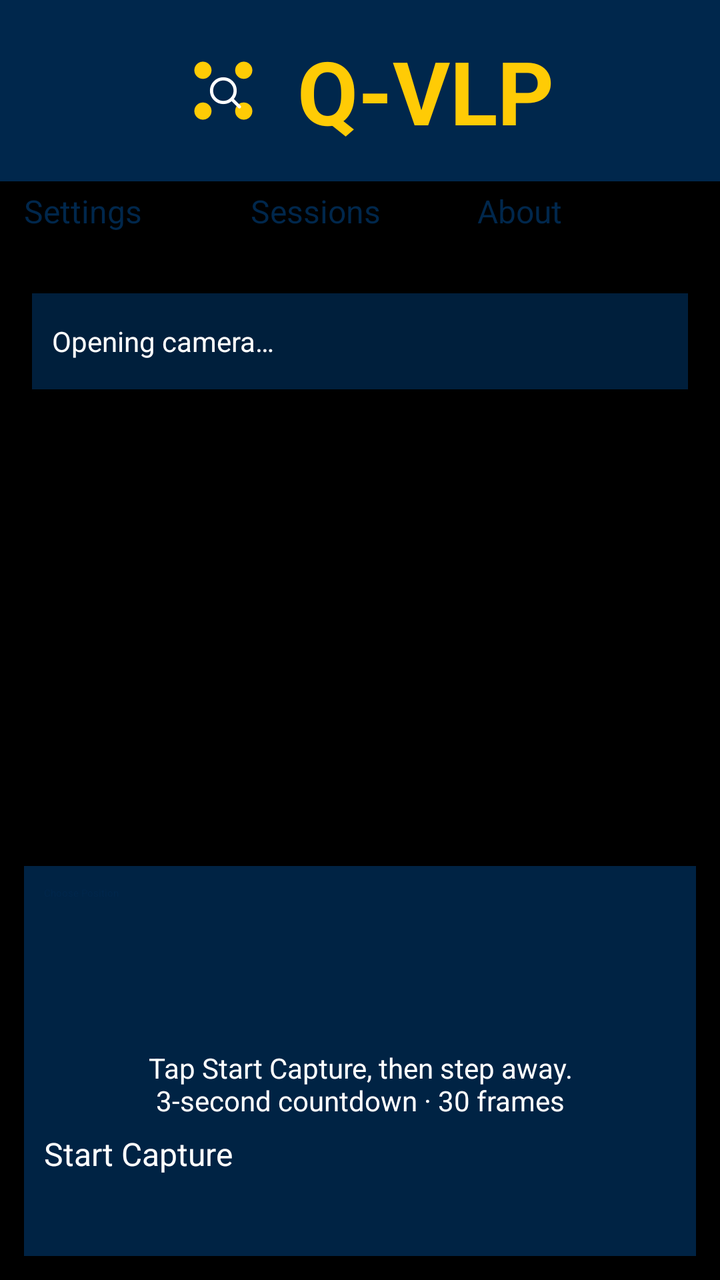
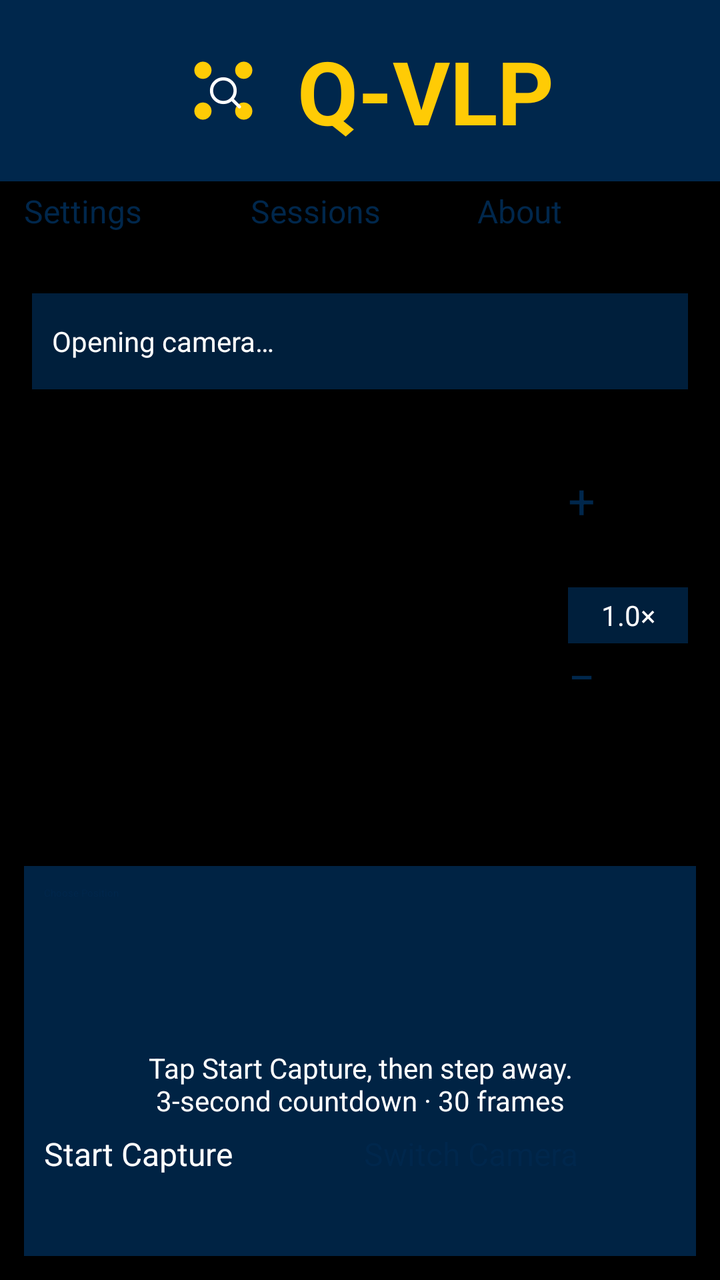

Before-and-after screenshots of an Android layout around one commit, followed by the original layout XML and the change that was made.
<!-- AndroidManifest.xml: activity theme Theme.App.Starting -->
<!-- res/layout/activity_main.xml -->
<?xml version="1.0" encoding="utf-8"?>
<FrameLayout xmlns:android="http://schemas.android.com/apk/res/android"
    android:id="@+id/preview_frame"
    android:layout_width="match_parent"
    android:layout_height="match_parent"
    android:background="@android:color/black">

    <TextureView
        android:id="@+id/viewFinder"
        android:layout_width="match_parent"
        android:layout_height="match_parent"
        android:importantForAccessibility="no" />

    
    <ScrollView
        android:layout_width="match_parent"
        android:layout_height="match_parent"
        android:fillViewport="true">
        <LinearLayout
            android:layout_width="match_parent"
            android:layout_height="wrap_content"
            android:orientation="vertical">

            <LinearLayout
                android:id="@+id/title_container"
                android:layout_width="match_parent"
                android:layout_height="wrap_content"
                android:orientation="horizontal"
                android:gravity="center"
                android:paddingVertical="16dp"
                android:paddingHorizontal="12dp"
                android:background="@color/darkBlue"
                android:elevation="4dp"
                android:focusable="true"
                android:contentDescription="@string/open_project_website"
                android:foreground="?android:attr/selectableItemBackground">
                <ImageView
                    android:layout_width="58dp"
                    android:layout_height="58dp"
                    android:src="@drawable/qvlp_icon"
                    android:scaleType="fitCenter"
                    android:importantForAccessibility="no" />
                <TextView
                    android:layout_width="wrap_content"
                    android:layout_height="wrap_content"
                    android:text="@string/app_name"
                    android:textSize="44sp"
                    android:textStyle="bold"
                    android:textColor="@color/yellow"
                    android:paddingStart="8dp"
                    android:paddingEnd="0dp" />
            </LinearLayout>

            <LinearLayout
                android:id="@+id/top_controls_container"
                android:layout_width="match_parent"
                android:layout_height="wrap_content"
                android:orientation="horizontal"
                android:gravity="center"
                android:paddingHorizontal="12dp"
                android:paddingVertical="4dp">
                <Button
                    android:id="@+id/settingsButton"
                    android:layout_width="0dp"
                    android:layout_weight="1"
                    android:layout_height="wrap_content"
                    android:minHeight="48dp"
                    android:minWidth="0dp"
                    android:text="@string/settings"
                    android:textAllCaps="false"
                    android:textSize="16sp"
                    android:backgroundTint="@color/yellow"
                    android:textColor="@color/darkBlue" />
                <Button
                    android:id="@+id/sessionsButton"
                    android:layout_width="0dp"
                    android:layout_weight="1"
                    android:layout_height="wrap_content"
                    android:minHeight="48dp"
                    android:minWidth="0dp"
                    android:layout_marginHorizontal="4dp"
                    android:text="@string/sessions"
                    android:textAllCaps="false"
                    android:textSize="16sp"
                    android:backgroundTint="@color/yellow"
                    android:textColor="@color/darkBlue" />
                <Button
                    android:id="@+id/aboutButton"
                    android:layout_width="0dp"
                    android:layout_weight="1"
                    android:layout_height="wrap_content"
                    android:minHeight="48dp"
                    android:minWidth="0dp"
                    android:text="@string/about"
                    android:textAllCaps="false"
                    android:textSize="16sp"
                    android:backgroundTint="@color/yellow"
                    android:textColor="@color/darkBlue" />
            </LinearLayout>

            <TextView
                android:id="@+id/captureStatus"
                android:layout_width="match_parent"
                android:layout_height="wrap_content"
                android:minHeight="48dp"
                android:layout_marginHorizontal="16dp"
                android:padding="10dp"
                android:gravity="center_vertical"
                android:background="#CC00274C"
                android:text="@string/camera_starting"
                android:textColor="@android:color/white"
                android:textSize="14sp"
                android:focusable="true"
                android:clickable="true"
                android:foreground="?android:attr/selectableItemBackground" />

            <Space
                android:layout_width="match_parent"
                android:layout_height="96dp"
                android:layout_weight="1" />

            <LinearLayout
                android:id="@+id/button_container"
                android:layout_width="match_parent"
                android:layout_height="wrap_content"
                android:orientation="vertical"
                android:gravity="center"
                android:layout_margin="12dp"
                android:padding="10dp"
                android:background="#E600274C">
                <Button
                    android:id="@+id/positionButton"
                    android:layout_width="match_parent"
                    android:layout_height="wrap_content"
                    android:minHeight="48dp"
                    android:text="@string/choose_position"
                    android:textAllCaps="false"
                    android:backgroundTint="@color/yellow"
                    android:textColor="@color/darkBlue" />
                <TextView
                    android:id="@+id/positionCoordinates"
                    android:layout_width="match_parent"
                    android:layout_height="wrap_content"
                    android:gravity="center"
                    android:padding="4dp"
                    android:textColor="@android:color/white"
                    android:textSize="14sp" />
                <TextView
                    android:id="@+id/burstStatus"
                    android:layout_width="match_parent"
                    android:layout_height="wrap_content"
                    android:minHeight="48dp"
                    android:gravity="center"
                    android:padding="6dp"
                    android:text="@string/capture_workflow"
                    android:textColor="@android:color/white"
                    android:textSize="14sp"
                    android:foreground="?android:attr/selectableItemBackground"
                    android:accessibilityLiveRegion="polite" />
                <ProgressBar
                    android:id="@+id/captureProgress"
                    style="?android:attr/progressBarStyleHorizontal"
                    android:layout_width="match_parent"
                    android:layout_height="wrap_content"
                    android:max="30"
                    android:visibility="gone"
                    android:progressTint="@color/yellow" />
                <Button
                    android:id="@+id/startCaptureButton"
                    android:layout_width="match_parent"
                    android:layout_height="wrap_content"
                    android:minHeight="52dp"
                    android:text="@string/start_capture"
                    android:textAllCaps="false"
                    android:textSize="16sp"
                    android:backgroundTint="@color/green"
                    android:textColor="@android:color/white" />
                <LinearLayout
                    android:id="@+id/resultActions"
                    android:layout_width="match_parent"
                    android:layout_height="wrap_content"
                    android:orientation="horizontal"
                    android:visibility="gone">
                    <Button
                        android:id="@+id/repeatCaptureButton"
                        android:layout_width="0dp"
                        android:layout_weight="1"
                        android:layout_height="wrap_content"
                        android:minHeight="48dp"
                        android:text="@string/repeat_capture"
                        android:textAllCaps="false"
                        android:backgroundTint="@color/yellow"
                        android:textColor="@color/darkBlue" />
                    <Button
                        android:id="@+id/nextPositionButton"
                        android:layout_width="0dp"
                        android:layout_weight="1"
                        android:layout_height="wrap_content"
                        android:minHeight="48dp"
                        android:layout_marginStart="4dp"
                        android:text="@string/next_position"
                        android:textAllCaps="false"
                        android:backgroundTint="@color/yellow"
                        android:textColor="@color/darkBlue" />
                </LinearLayout>
            </LinearLayout>
        </LinearLayout>
    </ScrollView>
</FrameLayout>
<!-- resources referenced by this layout -->
<resources>
  <color name="darkBlue">#00274C</color>
  <color name="green">#006600</color>
  <color name="yellow">#FFCB05</color>
  <!-- drawable qvlp_icon (drawable) -->
  <vector xmlns:android="http://schemas.android.com/apk/res/android"
      android:width="108dp" android:height="108dp"
      android:viewportWidth="108" android:viewportHeight="108">
      <path android:fillColor="#00274C" android:pathData="M0,0h108v108h-108z" />
      <path android:fillColor="#FFCB05"
          android:pathData="M35,27a8,8 0,1 0,0 16a8,8 0,1 0,0 -16M73,27a8,8 0,1 0,0 16a8,8 0,1 0,0 -16M35,65a8,8 0,1 0,0 16a8,8 0,1 0,0 -16M73,65a8,8 0,1 0,0 16a8,8 0,1 0,0 -16" />
      <path android:fillColor="#00000000" android:strokeColor="#FFFFFF"
          android:strokeWidth="3" android:strokeLineCap="round"
          android:pathData="M54,43a11,11 0,1 0,0 22a11,11 0,1 0,0 -22M62,62L69,69" />
  </vector>
  <string name="about">About</string>
  <string name="app_name">Q-VLP</string>
  <string name="camera_starting">Opening camera…</string>
  <string name="capture_workflow">Tap Start Capture, then step away.\n3-second countdown · 30 frames</string>
  <string name="choose_position">Choose Position</string>
  <string name="next_position">Next Position</string>
  <string name="open_project_website">Open Q-VLP project website</string>
  <string name="repeat_capture">Repeat</string>
  <string name="sessions">Sessions</string>
  <string name="settings">Settings</string>
  <string name="start_capture">Start Capture</string>
  <style name="Theme.App.Starting" parent="Theme.SplashScreen">
          <item name="windowSplashScreenBackground">@color/darkBlue</item>
          <item name="windowSplashScreenAnimatedIcon">@drawable/qvlp_icon</item>
          <item name="windowSplashScreenAnimationDuration">200</item>
          <item name="postSplashScreenTheme">@style/Theme.QVLP</item>
      </style>
  <style name="Theme.QVLP" parent="Base.Theme.QVLP" />
  <style name="Base.Theme.QVLP" parent="Theme.Material3.DayNight.NoActionBar">
          
          <item name="colorPrimary">@color/darkBlue</item>
          <item name="alertDialogTheme">@style/ThemeOverlay.QVLP.PreferenceDialog</item>
      </style>
  <!-- drawable dialog_surface_background (drawable) -->
  <?xml version="1.0" encoding="utf-8"?>
  <shape xmlns:android="http://schemas.android.com/apk/res/android" android:shape="rectangle">
      <solid android:color="@color/dialog_surface" />
      <corners android:radius="24dp" />
  </shape>
  <color name="dialog_surface">#F5F7FA</color>
  <color name="dialog_text_primary">#172B4D</color>
  <color name="dialog_accent">#00274C</color>
  <color name="dialog_outline">#61758A</color>
  <color name="dialog_selection">#3300274C</color>
  <color name="dialog_text_secondary">#43546A</color>
  <style name="Widget.QVLP.DialogButton" parent="Widget.AppCompat.Button.ButtonBar.AlertDialog">
          <item name="android:textColor">@color/dialog_action_text</item>
          <item name="android:textAllCaps">false</item>
          <item name="android:minHeight">48dp</item>
      </style>
  <!-- unchanged entries left out for length: 1 -->
</resources>

<!-- the commit's change to res/layout/activity_main.xml (unified diff, before → after) -->
@@ -114,10 +114,54 @@
                 android:clickable="true"
                 android:foreground="?android:attr/selectableItemBackground" />
 
-            <Space
-                android:layout_width="match_parent"
-                android:layout_height="96dp"
-                android:layout_weight="1" />
+            <LinearLayout
+                android:layout_width="match_parent"
+                android:layout_height="176dp"
+                android:layout_weight="1"
+                android:orientation="horizontal"
+                android:gravity="end|center_vertical"
+                android:paddingEnd="16dp"
+                android:paddingStart="16dp">
+                <LinearLayout
+                    android:layout_width="60dp"
+                    android:layout_height="wrap_content"
+                    android:orientation="vertical"
+                    android:gravity="center">
+                    <Button
+                        android:id="@+id/zoomInButton"
+                        android:layout_width="60dp"
+                        android:layout_height="60dp"
+                        android:minWidth="0dp"
+                        android:padding="0dp"
+                        android:text="+"
+                        android:textSize="24sp"
+                        android:contentDescription="@string/maximize_camera"
+                        android:backgroundTint="@color/yellow"
+                        android:textColor="@color/darkBlue" />
+                    <TextView
+                        android:id="@+id/zoomLevel"
+                        android:layout_width="match_parent"
+                        android:layout_height="wrap_content"
+                        android:minHeight="28dp"
+                        android:gravity="center"
+                        android:background="#CC00274C"
+                        android:text="@string/default_zoom"
+                        android:textColor="@android:color/white"
+                        android:textSize="14sp"
+                        android:accessibilityLiveRegion="polite" />
+                    <Button
+                        android:id="@+id/zoomOutButton"
+                        android:layout_width="60dp"
+                        android:layout_height="60dp"
+                        android:minWidth="0dp"
+                        android:padding="0dp"
+                        android:text="−"
+                        android:textSize="24sp"
+                        android:contentDescription="@string/minimize_camera"
+                        android:backgroundTint="@color/yellow"
+                        android:textColor="@color/darkBlue" />
+                </LinearLayout>
+            </LinearLayout>
 
             <LinearLayout
                 android:id="@+id/button_container"
@@ -165,16 +209,34 @@
                     android:max="30"
                     android:visibility="gone"
                     android:progressTint="@color/yellow" />
-                <Button
-                    android:id="@+id/startCaptureButton"
-                    android:layout_width="match_parent"
-                    android:layout_height="wrap_content"
-                    android:minHeight="52dp"
-                    android:text="@string/start_capture"
-                    android:textAllCaps="false"
-                    android:textSize="16sp"
-                    android:backgroundTint="@color/green"
-                    android:textColor="@android:color/white" />
+                <LinearLayout
+                    android:layout_width="match_parent"
+                    android:layout_height="wrap_content"
+                    android:orientation="horizontal">
+                    <Button
+                        android:id="@+id/startCaptureButton"
+                        android:layout_width="0dp"
+                        android:layout_weight="1"
+                        android:layout_height="wrap_content"
+                        android:minHeight="52dp"
+                        android:text="@string/start_capture"
+                        android:textAllCaps="false"
+                        android:textSize="16sp"
+                        android:backgroundTint="@color/green"
+                        android:textColor="@android:color/white" />
+                    <Button
+                        android:id="@+id/switchCameraButton"
+                        android:layout_width="0dp"
+                        android:layout_weight="1"
+                        android:layout_height="wrap_content"
+                        android:minHeight="52dp"
+                        android:layout_marginStart="4dp"
+                        android:text="@string/switch_camera"
+                        android:textAllCaps="false"
+                        android:textSize="16sp"
+                        android:backgroundTint="@color/yellow"
+                        android:textColor="@color/darkBlue" />
+                </LinearLayout>
                 <LinearLayout
                     android:id="@+id/resultActions"
                     android:layout_width="match_parent"
<!-- resource entries referenced after the edit -->
@@ -19,12 +19,16 @@
   <string name="camera_starting">Opening camera…</string>
   <string name="capture_workflow">Tap Start Capture, then step away.\n3-second countdown · 30 frames</string>
   <string name="choose_position">Choose Position</string>
+  <string name="default_zoom">1.0×</string>
+  <string name="maximize_camera">Maximize (zoom in)</string>
+  <string name="minimize_camera">Minimize (zoom out)</string>
   <string name="next_position">Next Position</string>
   <string name="open_project_website">Open Q-VLP project website</string>
   <string name="repeat_capture">Repeat</string>
   <string name="sessions">Sessions</string>
   <string name="settings">Settings</string>
   <string name="start_capture">Start Capture</string>
+  <string name="switch_camera">Switch Camera</string>
   <style name="Theme.App.Starting" parent="Theme.SplashScreen">
           <item name="windowSplashScreenBackground">@color/darkBlue</item>
           <item name="windowSplashScreenAnimatedIcon">@drawable/qvlp_icon</item>
